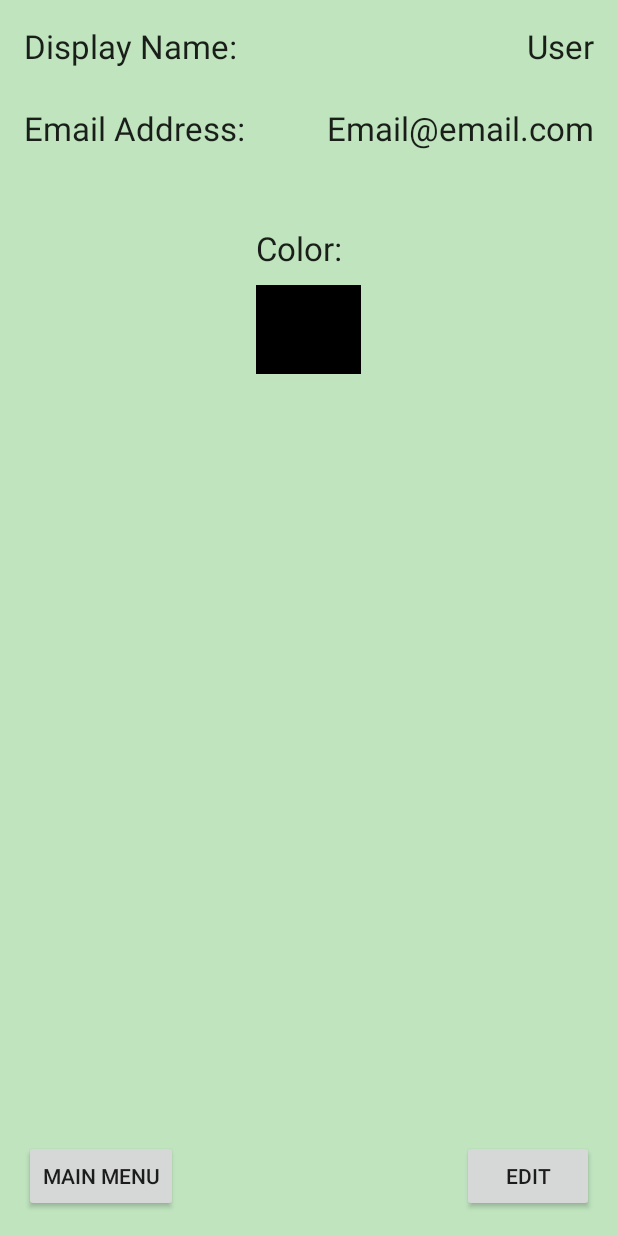
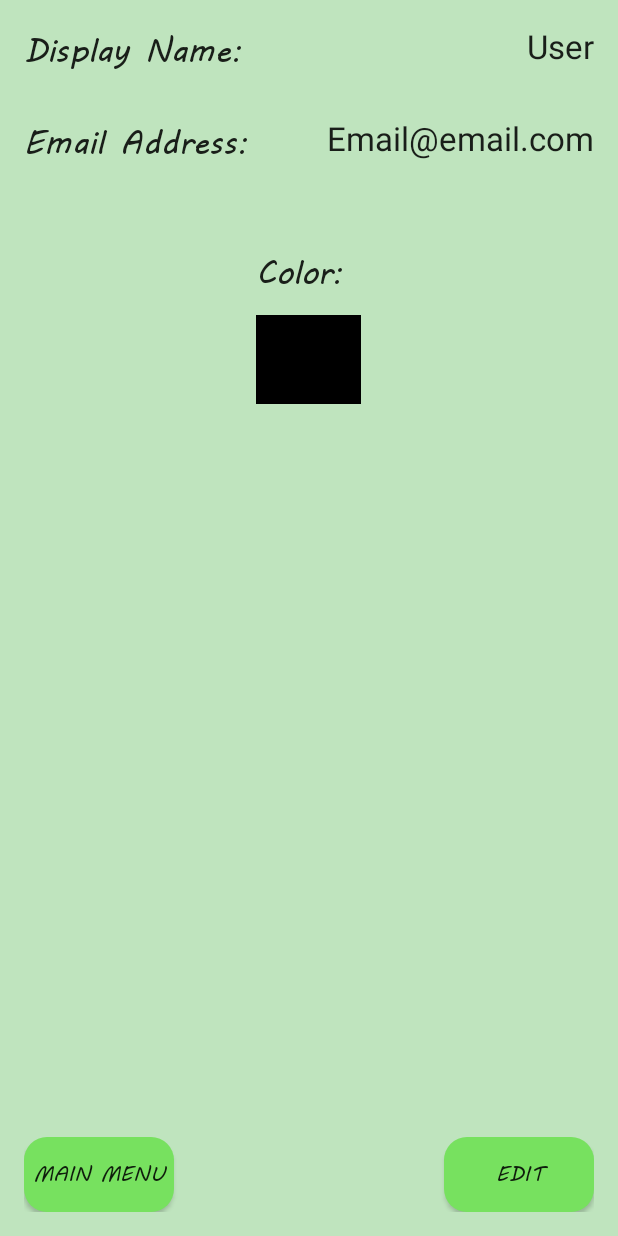
Before and after one commit to MREkstrom/FooTrace, an Android app: the Settings screen opened directly, with no data from a screen before it, on a phone screen of 412 x 824 dp. Run offline under Robolectric (Android 15) with nearby library versions, the light colour scheme and no system bars.

Commit message:
Continued visual overhaul. Still need to do images

```diff
--- a/app/src/main/java/com/example/michael/footrace/MultiPlayerHost.java
+++ b/app/src/main/java/com/example/michael/footrace/MultiPlayerHost.java
@@ -6,6 +6,7 @@ import android.support.v7.app.AppCompatActivity;
 import android.os.Bundle;
 import android.view.View;
 import android.widget.Button;
+import android.widget.TextView;
 
 public class MultiPlayerHost extends AppCompatActivity {
 
@@ -19,6 +20,11 @@ public class MultiPlayerHost extends AppCompatActivity {
         for (Button b : buttons) {
             b.setTypeface(tf);
         }
+        TextView[] views = {(TextView) findViewById(R.id.mpMainTitle)};
+        for (TextView tv : views) {
+            tv.setTypeface(tf);
+            tv.setTextSize(30f);
+        }
     }
 
     public void newDesign(View v){
--- a/app/src/main/java/com/example/michael/footrace/Settings.java
+++ b/app/src/main/java/com/example/michael/footrace/Settings.java
@@ -3,10 +3,12 @@ package com.example.michael.footrace;
 import android.app.AlertDialog;
 import android.content.DialogInterface;
 import android.graphics.Color;
+import android.graphics.Typeface;
 import android.support.v7.app.AppCompatActivity;
 import android.os.Bundle;
 import android.view.LayoutInflater;
 import android.view.View;
+import android.widget.Button;
 import android.widget.EditText;
 import android.widget.SeekBar;
 import android.widget.TextView;
@@ -39,6 +41,22 @@ public class Settings extends AppCompatActivity {
 
         TextView emailView = (TextView)findViewById(R.id.emailAddress);
         emailView.setText(_email);
+
+        Typeface tf = Typeface.createFromAsset(getAssets(), "mvboli.ttf");
+        Button[] buttons = {(Button) findViewById(R.id.backButton),
+                (Button) findViewById(R.id.editButton)};
+        for (Button b : buttons) {
+            b.setTypeface(tf);
+        }
+        TextView[] views = {(TextView) findViewById(R.id.displayNameField),
+                //(TextView) findViewById(R.id.displayName),
+                (TextView) findViewById(R.id.emailAddressField),
+                //(TextView) findViewById(R.id.emailAddress),
+                (TextView) findViewById(R.id.colorSwatchTitle)};
+        for (TextView tv : views) {
+            tv.setTypeface(tf);
+
+        }
     }
 
     public void goBack(View view) {
--- a/app/src/main/res/layout/activity_main.xml
+++ b/app/src/main/res/layout/activity_main.xml
@@ -18,7 +18,7 @@
         android:layout_height="wrap_content"
         android:id="@+id/drawButton"
         android:onClick="onMainMenuButtonClick"
-        android:background="@drawable/ovalbuttonstyle"
+        android:background="@drawable/beveledsquarebuttonstyle"
         android:layout_marginBottom="27dp"
         android:layout_alignParentBottom="true"
         android:layout_centerHorizontal="true" />
@@ -29,7 +29,7 @@
         android:layout_height="wrap_content"
         android:id="@+id/mpButton"
         android:onClick="onMainMenuButtonClick"
-        android:background="@drawable/ovalbuttonstyle"
+        android:background="@drawable/beveledsquarebuttonstyle"
         android:layout_above="@+id/drawButton"
         android:layout_alignLeft="@+id/drawButton"
         android:layout_alignStart="@+id/drawButton"
@@ -41,7 +41,7 @@
         android:layout_height="wrap_content"
         android:id="@+id/spButton"
         android:onClick="onMainMenuButtonClick"
-        android:background="@drawable/ovalbuttonstyle"
+        android:background="@drawable/beveledsquarebuttonstyle"
         android:layout_marginBottom="60dp"
         android:layout_alignBottom="@+id/mpButton"
         android:layout_alignLeft="@+id/mpButton"
--- a/app/src/main/res/layout/activity_new_design.xml
+++ b/app/src/main/res/layout/activity_new_design.xml
@@ -31,7 +31,7 @@
         android:layout_alignParentBottom="true"
         android:layout_centerHorizontal="true"
         android:onClick="onDesignButtonClick"
-        android:background="@drawable/ovalbuttonstyle"/>
+        android:background="@drawable/beveledsquarebuttonstyle"/>
 
     <ImageButton
         android:layout_width="wrap_content"
--- a/app/src/main/res/layout/activity_play_game.xml
+++ b/app/src/main/res/layout/activity_play_game.xml
@@ -25,7 +25,7 @@
         android:layout_centerHorizontal="true"
         android:id="@+id/startAndStopButton"
         android:onClick="startAndStop"
-        android:background="@drawable/ovalbuttonstyle"/>
+        android:background="@drawable/beveledsquarebuttonstyle"/>
 
     <TextView
         android:id="@+id/stopwatch"
--- a/app/src/main/res/layout/activity_results.xml
+++ b/app/src/main/res/layout/activity_results.xml
@@ -1,6 +1,7 @@
 <?xml version="1.0" encoding="utf-8"?>
 <RelativeLayout xmlns:android="http://schemas.android.com/apk/res/android"
-    android:layout_width="match_parent" android:layout_height="match_parent">
+    android:layout_width="match_parent" android:layout_height="match_parent"
+    android:background="@color/secondaryBackground">
 
     <TextView
         android:text="Results"
@@ -20,7 +21,8 @@
         android:layout_marginBottom="67dp"
         android:id="@+id/reults_done_button"
         android:layout_alignParentBottom="true"
-        android:layout_centerHorizontal="true" />
+        android:layout_centerHorizontal="true"
+        android:background="@drawable/beveledsquarebuttonstyle"/>
 
     <TextView
         android:text="TextView"
--- a/app/src/main/res/layout/activity_settings.xml
+++ b/app/src/main/res/layout/activity_settings.xml
@@ -19,16 +19,6 @@
         android:text="Display Name:"
         android:textAppearance="@style/TextAppearance.AppCompat.Large"
         android:layout_marginBottom="25dp" />
-
-    <TextView
-        android:layout_width="wrap_content"
-        android:layout_height="wrap_content"
-        android:id="@+id/displayName"
-        android:textAppearance="@style/TextAppearance.AppCompat.Large"
-        android:layout_marginBottom="25dp"
-        android:text="Username!!!"
-        android:layout_alignParentRight="true"
-        android:layout_alignParentEnd="true" />
 
     <TextView
         android:layout_width="wrap_content"
@@ -78,7 +68,8 @@
         android:layout_alignParentBottom="true"
         android:layout_alignParentRight="true"
         android:layout_alignParentEnd="true"
-        android:onClick="editSettings"/>
+        android:onClick="editSettings"
+        android:background="@drawable/beveledsquarebuttonstyle"/>
 
     <Button
         android:layout_width="wrap_content"
@@ -88,6 +79,17 @@
         android:layout_alignParentBottom="true"
         android:layout_alignParentLeft="true"
         android:layout_alignParentStart="true"
-        android:onClick="goBack"/>
+        android:onClick="goBack"
+        android:background="@drawable/beveledsquarebuttonstyle"/>
+
+    <TextView
+        android:layout_width="wrap_content"
+        android:layout_height="wrap_content"
+        android:id="@+id/displayName"
+        android:textAppearance="@style/TextAppearance.AppCompat.Large"
+        android:text="Username!!!"
+        android:layout_alignParentTop="true"
+        android:layout_alignParentRight="true"
+        android:layout_alignParentEnd="true" />
 
 </RelativeLayout>
```
Also changed, not shown: app/src/main/java/com/example/michael/footrace/MultiPlayerJoin.java (+9 -0 lines), app/src/main/java/com/example/michael/footrace/MultiPlayerMain.java (+7 -0 lines), app/src/main/java/com/example/michael/footrace/Results.java (+15 -0 lines), app/src/main/java/com/example/michael/footrace/SinglePlayerMain.java (+13 -0 lines), app/src/main/res/layout/activity_multi_player_join.xml (+9 -0 lines), app/src/main/res/layout/activity_multi_player_main.xml (+17 -10 lines), app/src/main/res/layout/activity_single_player_main.xml (+15 -11 lines).
